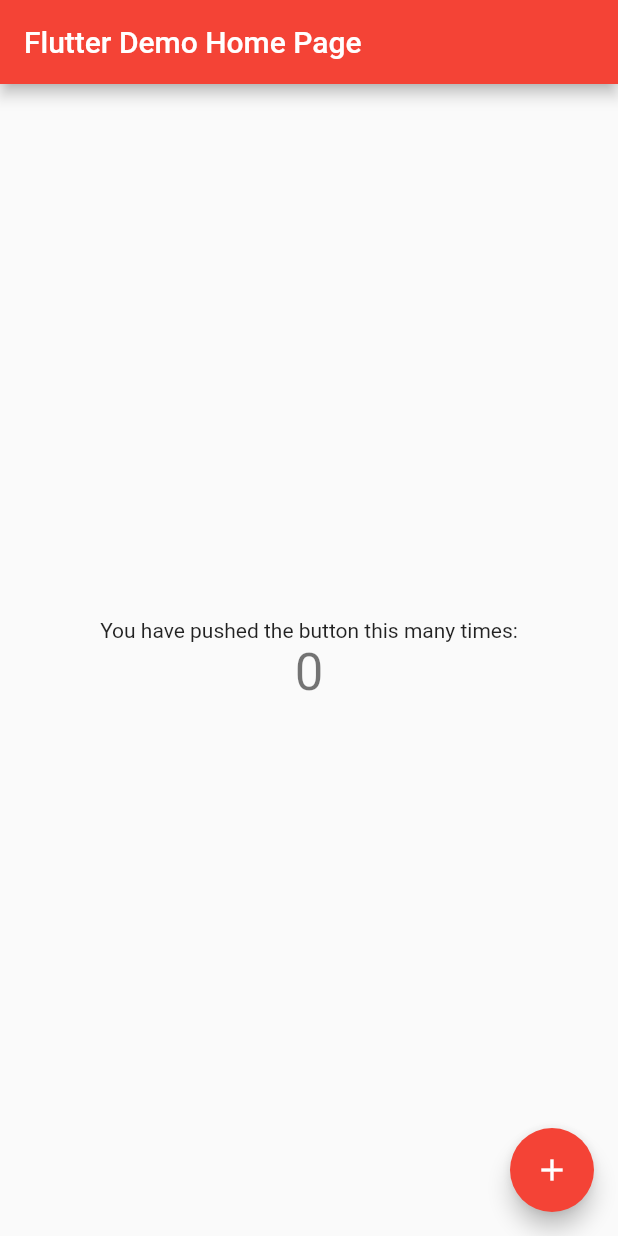
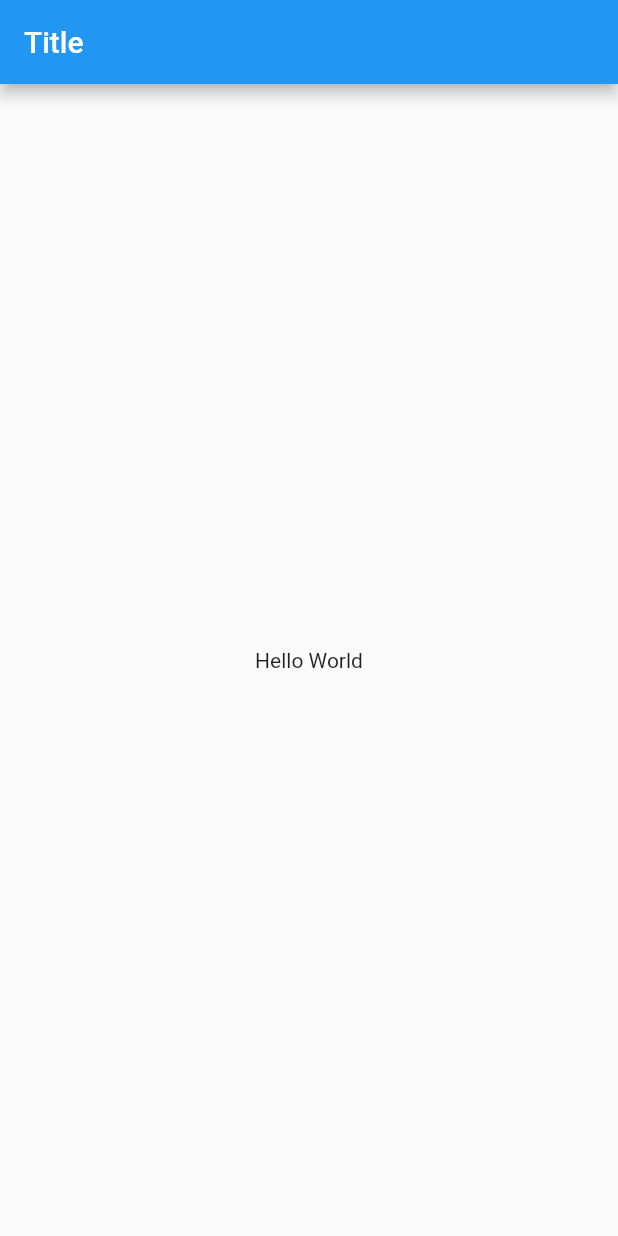
Before and after one commit to sailinhtut/flutter_utils, a Flutter app: the screen it shows after launch, on a phone screen of 412 x 824 dp. Run offline on Flutter 3.47's test engine with Material 2 defaults, Android fonts, the phone set to English and light mode, and no system bars.

Commit message:
App Change

```diff
--- a/lib/main.dart
+++ b/lib/main.dart
@@ -1,115 +1,27 @@
 import 'package:flutter/material.dart';
 
 void main() {
-  runApp(const MyApp());
+  runApp(const App());
 }
 
-class MyApp extends StatelessWidget {
-  const MyApp({super.key});
 
-  // This widget is the root of your application.
+
+class App extends StatelessWidget
+{
+  const App({Key? key}):super(key:key);
+
   @override
-  Widget build(BuildContext context) {
+  Widget build(BuildContext context){
     return MaterialApp(
-      title: 'Flutter Demo',
-      theme: ThemeData(
-        // This is the theme of your application.
-        //
-        // Try running your application with "flutter run". You'll see the
-        // application has a blue toolbar. Then, without quitting the app, try
-        // changing the primarySwatch below to Colors.green and then invoke
-        // "hot reload" (press "r" in the console where you ran "flutter run",
-        // or simply save your changes to "hot reload" in a Flutter IDE).
-        // Notice that the counter didn't reset back to zero; the application
-        // is not restarted.
-        primarySwatch: Colors.red,
-      ),
-      home: const MyHomePage(title: 'Flutter Demo Home Page'),
+      title: "Flutter Utils",
+      debugShowCheckModeBanner : false,
+      home : Scaffold(
+        appBar :AppBar(title : Text("Title")),
+        body : Center( child :
+
+          Text("Hello World"))
+      )
     );
   }
+
 }
-
-class MyHomePage extends StatefulWidget {
-  const MyHomePage({super.key, required this.title});
-
-  // This widget is the home page of your application. It is stateful, meaning
-  // that it has a State object (defined below) that contains fields that affect
-  // how it looks.
-
-  // This class is the configuration for the state. It holds the values (in this
-  // case the title) provided by the parent (in this case the App widget) and
-  // used by the build method of the State. Fields in a Widget subclass are
-  // always marked "final".
-
-  final String title;
-
-  @override
-  State<MyHomePage> createState() => _MyHomePageState();
-}
-
-class _MyHomePageState extends State<MyHomePage> {
-  int _counter = 0;
-
-  void _incrementCounter() {
-    setState(() {
-      // This call to setState tells the Flutter framework that something has
-      // changed in this State, which causes it to rerun the build method below
-      // so that the display can reflect the updated values. If we changed
-      // _counter without calling setState(), then the build method would not be
-      // called again, and so nothing would appear to happen.
-      _counter++;
-    });
-  }
-
-  @override
-  Widget build(BuildContext context) {
-    // This method is rerun every time setState is called, for instance as done
-    // by the _incrementCounter method above.
-    //
-    // The Flutter framework has been optimized to make rerunning build methods
-    // fast, so that you can just rebuild anything that needs updating rather
-    // than having to individually change instances of widgets.
-    return Scaffold(
-      appBar: AppBar(
-        // Here we take the value from the MyHomePage object that was created by
-        // the App.build method, and use it to set our appbar title.
-        title: Text(widget.title),
-      ),
-      body: Center(
-        // Center is a layout widget. It takes a single child and positions it
-        // in the middle of the parent.
-        child: Column(
-          // Column is also a layout widget. It takes a list of children and
-          // arranges them vertically. By default, it sizes itself to fit its
-          // children horizontally, and tries to be as tall as its parent.
-          //
-          // Invoke "debug painting" (press "p" in the console, choose the
-          // "Toggle Debug Paint" action from the Flutter Inspector in Android
-          // Studio, or the "Toggle Debug Paint" command in Visual Studio Code)
-          // to see the wireframe for each widget.
-          //
-          // Column has various properties to control how it sizes itself and
-          // how it positions its children. Here we use mainAxisAlignment to
-          // center the children vertically; the main axis here is the vertical
-          // axis because Columns are vertical (the cross axis would be
-          // horizontal).
-          mainAxisAlignment: MainAxisAlignment.center,
-          children: <Widget>[
-            const Text(
-              'You have pushed the button this many times:',
-            ),
-            Text(
-              '$_counter',
-              style: Theme.of(context).textTheme.headlineMedium,
-            ),
-          ],
-        ),
-      ),
-      floatingActionButton: FloatingActionButton(
-        onPressed: _incrementCounter,
-        tooltip: 'Increment',
-        child: const Icon(Icons.add),
-      ), // This trailing comma makes auto-formatting nicer for build methods.
-    );
-  }
-}
```
